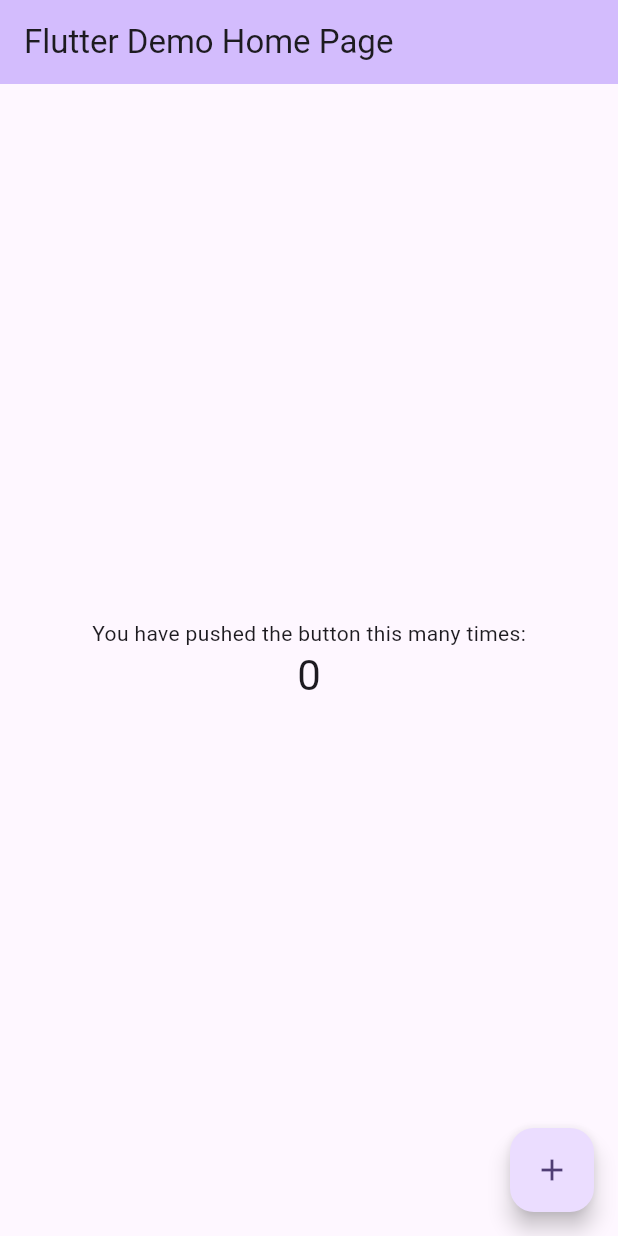
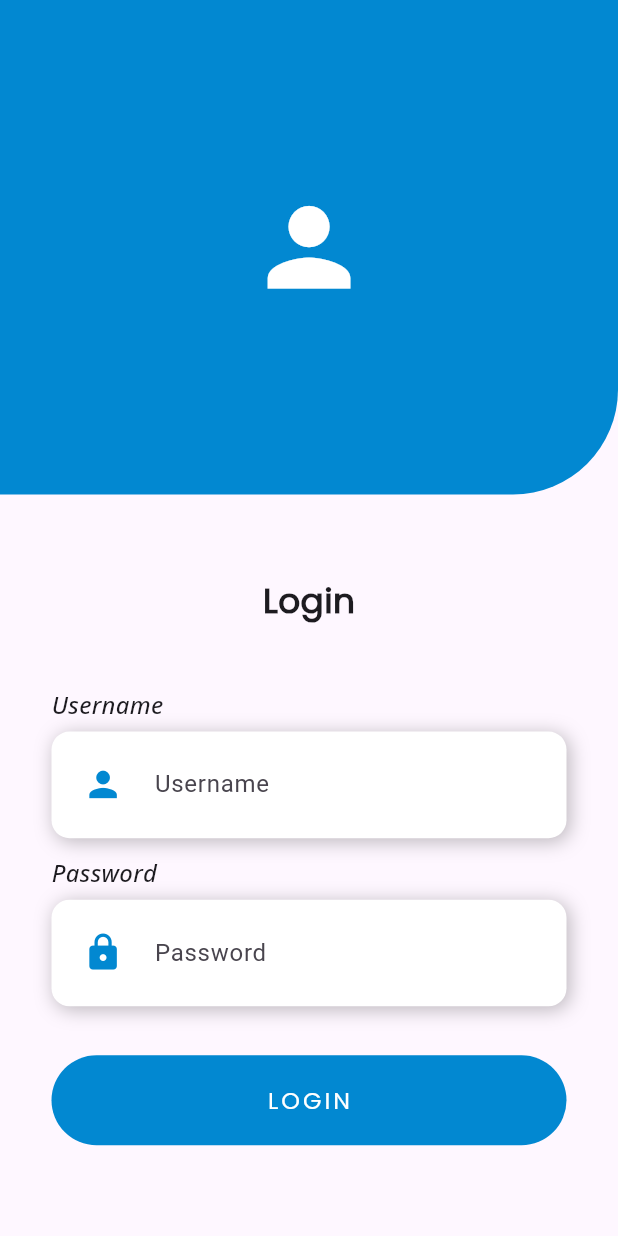
Before and after one commit to Pavithra-cj/Employee_Mgt_Sys_Flutter, a Flutter app: the screen it shows after launch, on a phone screen of 412 x 824 dp. Run offline on Flutter 3.47's test engine with Material 3 defaults, Android fonts, the phone set to English and light mode, and no system bars; our stand-ins replace flutter_keyboard_visibility.

Commit message:
Login Screen done.

```diff
--- /dev/null
+++ b/lib/loginscreen.dart
@@ -0,0 +1,166 @@
+import 'package:flutter/material.dart';
+import 'package:flutter_keyboard_visibility/flutter_keyboard_visibility.dart';
+
+class LoginScreen extends StatefulWidget {
+  const LoginScreen({super.key});
+
+  @override
+  State<LoginScreen> createState() => _LoginScreenState();
+}
+
+class _LoginScreenState extends State<LoginScreen> {
+  TextEditingController userController = TextEditingController();
+  TextEditingController passController = TextEditingController();
+
+  double screenHeight = 0;
+  double screenWidth = 0;
+
+  Color primary = const Color(0xff0288d1);
+
+  @override
+  Widget build(BuildContext context) {
+    final bool isKeyboardVisible =
+        KeyboardVisibilityProvider.isKeyboardVisible(context);
+
+    screenHeight = MediaQuery.of(context).size.height;
+    screenWidth = MediaQuery.of(context).size.width;
+
+    return Scaffold(
+      resizeToAvoidBottomInset: false,
+      body: Column(
+        children: [
+          isKeyboardVisible
+              ? SizedBox(
+                  height: screenHeight / 20,
+                )
+              : Container(
+                  height: screenHeight / 2.5,
+                  width: screenWidth,
+                  decoration: BoxDecoration(
+                    color: primary,
+                    borderRadius: const BorderRadius.only(
+                      bottomRight: Radius.circular(70),
+                    ),
+                  ),
+                  child: Center(
+                    child: Icon(
+                      Icons.person,
+                      color: Colors.white,
+                      size: screenWidth / 5,
+                    ),
+                  ),
+                ),
+          Container(
+            margin: EdgeInsets.only(
+              top: screenHeight / 15,
+              bottom: screenHeight / 20,
+            ),
+            child: Text(
+              "Login",
+              style: TextStyle(
+                fontSize: screenWidth / 18,
+                fontFamily: 'Poppins',
+                fontWeight: FontWeight.bold,
+              ),
+            ),
+          ),
+          Container(
+            alignment: Alignment.centerLeft,
+            margin: EdgeInsets.symmetric(horizontal: screenWidth / 12),
+            child: Column(
+              crossAxisAlignment: CrossAxisAlignment.start,
+              children: [
+                fieldTitle("Username"),
+                customField("Username", userController, false),
+                fieldTitle("Password"),
+                customField("Password", passController, true),
+                Container(
+                  height: 60,
+                  width: screenWidth,
+                  margin: EdgeInsets.only(top: screenHeight / 40),
+                  decoration: BoxDecoration(
+                      color: primary,
+                      borderRadius:
+                          const BorderRadius.all(Radius.circular(30))),
+                  child: Center(
+                    child: Text(
+                      "LOGIN",
+                      style: TextStyle(
+                        fontFamily: "Poppins",
+                        fontSize: screenWidth / 26,
+                        color: Colors.white,
+                        letterSpacing: 2,
+                      ),
+                    ),
+                  ),
+                )
+              ],
+            ),
+          )
+        ],
+      ),
+    );
+  }
+
+  Widget fieldTitle(String text) {
+    return (Container(
+      margin: const EdgeInsets.only(bottom: 6),
+      child: Text(
+        text,
+        style: TextStyle(
+          fontSize: screenWidth / 26,
+          fontFamily: 'OpenSans',
+        ),
+      ),
+    ));
+  }
+
+  Widget customField(
+      String hint, TextEditingController controller, bool obscure) {
+    return (Container(
+      width: screenWidth,
+      margin: EdgeInsets.only(bottom: 12),
+      decoration: BoxDecoration(
+        color: Colors.white,
+        borderRadius: BorderRadius.all(Radius.circular(12)),
+        boxShadow: [
+          BoxShadow(
+            color: Colors.black26,
+            blurRadius: 10,
+            offset: Offset(2, 2),
+          ),
+        ],
+      ),
+      child: Row(
+        children: [
+          Container(
+            width: screenWidth / 6,
+            child: Icon(
+              obscure ? Icons.lock : Icons.person,
+              color: primary,
+              size: screenWidth / 15,
+            ),
+          ),
+          Expanded(
+              child: Padding(
+            padding: EdgeInsets.only(right: screenWidth / 12),
+            child: TextFormField(
+              controller: controller,
+              enableSuggestions: false,
+              autocorrect: false,
+              decoration: InputDecoration(
+                contentPadding: EdgeInsets.symmetric(
+                  vertical: screenHeight / 35,
+                ),
+                border: InputBorder.none,
+                hintText: hint,
+              ),
+              maxLines: 1,
+              obscureText: obscure,
+            ),
+          ))
+        ],
+      ),
+    ));
+  }
+}
--- a/lib/main.dart
+++ b/lib/main.dart
@@ -1,125 +1,27 @@
+import 'package:employee_sys/loginscreen.dart';
 import 'package:flutter/material.dart';
+import 'package:flutter_keyboard_visibility/flutter_keyboard_visibility.dart';
 
-void main() {
+Future<void> main() async {
+  WidgetsFlutterBinding.ensureInitialized();
   runApp(const MyApp());
 }
 
 class MyApp extends StatelessWidget {
   const MyApp({super.key});
 
-  // This widget is the root of your application.
   @override
   Widget build(BuildContext context) {
     return MaterialApp(
+      debugShowCheckedModeBanner: false,
       title: 'Flutter Demo',
       theme: ThemeData(
-        // This is the theme of your application.
-        //
-        // TRY THIS: Try running your application with "flutter run". You'll see
-        // the application has a purple toolbar. Then, without quitting the app,
-        // try changing the seedColor in the colorScheme below to Colors.green
-        // and then invoke "hot reload" (save your changes or press the "hot
-        // reload" button in a Flutter-supported IDE, or press "r" if you used
-        // the command line to start the app).
-        //
-        // Notice that the counter didn't reset back to zero; the application
-        // state is not lost during the reload. To reset the state, use hot
-        // restart instead.
-        //
-        // This works for code too, not just values: Most code changes can be
-        // tested with just a hot reload.
         colorScheme: ColorScheme.fromSeed(seedColor: Colors.deepPurple),
         useMaterial3: true,
       ),
-      home: const MyHomePage(title: 'Flutter Demo Home Page'),
+      home: const KeyboardVisibilityProvider(
+        child: LoginScreen(),
+      ),
     );
   }
 }
-
-class MyHomePage extends StatefulWidget {
-  const MyHomePage({super.key, required this.title});
-
-  // This widget is the home page of your application. It is stateful, meaning
-  // that it has a State object (defined below) that contains fields that affect
-  // how it looks.
-
-  // This class is the configuration for the state. It holds the values (in this
-  // case the title) provided by the parent (in this case the App widget) and
-  // used by the build method of the State. Fields in a Widget subclass are
-  // always marked "final".
-
-  final String title;
-
-  @override
-  State<MyHomePage> createState() => _MyHomePageState();
-}
-
-class _MyHomePageState extends State<MyHomePage> {
-  int _counter = 0;
-
-  void _incrementCounter() {
-    setState(() {
-      // This call to setState tells the Flutter framework that something has
-      // changed in this State, which causes it to rerun the build method below
-      // so that the display can reflect the updated values. If we changed
-      // _counter without calling setState(), then the build method would not be
-      // called again, and so nothing would appear to happen.
-      _counter++;
-    });
-  }
-
-  @override
-  Widget build(BuildContext context) {
-    // This method is rerun every time setState is called, for instance as done
-    // by the _incrementCounter method above.
-    //
-    // The Flutter framework has been optimized to make rerunning build methods
-    // fast, so that you can just rebuild anything that needs updating rather
-    // than having to individually change instances of widgets.
-    return Scaffold(
-      appBar: AppBar(
-        // TRY THIS: Try changing the color here to a specific color (to
-        // Colors.amber, perhaps?) and trigger a hot reload to see the AppBar
-        // change color while the other colors stay the same.
-        backgroundColor: Theme.of(context).colorScheme.inversePrimary,
-        // Here we take the value from the MyHomePage object that was created by
-        // the App.build method, and use it to set our appbar title.
-        title: Text(widget.title),
-      ),
-      body: Center(
-        // Center is a layout widget. It takes a single child and positions it
-        // in the middle of the parent.
-        child: Column(
-          // Column is also a layout widget. It takes a list of children and
-          // arranges them vertically. By default, it sizes itself to fit its
-          // children horizontally, and tries to be as tall as its parent.
-          //
-          // Column has various properties to control how it sizes itself and
-          // how it positions its children. Here we use mainAxisAlignment to
-          // center the children vertically; the main axis here is the vertical
-          // axis because Columns are vertical (the cross axis would be
-          // horizontal).
-          //
-          // TRY THIS: Invoke "debug painting" (choose the "Toggle Debug Paint"
-          // action in the IDE, or press "p" in the console), to see the
-          // wireframe for each widget.
-          mainAxisAlignment: MainAxisAlignment.center,
-          children: <Widget>[
-            const Text(
-              'You have pushed the button this many times:',
-            ),
-            Text(
-              '$_counter',
-              style: Theme.of(context).textTheme.headlineMedium,
-            ),
-          ],
-        ),
-      ),
-      floatingActionButton: FloatingActionButton(
-        onPressed: _incrementCounter,
-        tooltip: 'Increment',
-        child: const Icon(Icons.add),
-      ), // This trailing comma makes auto-formatting nicer for build methods.
-    );
-  }
-}
```
Also changed, not shown: pubspec.yaml (+15 -31 lines), fonts/OpenSans-MediumItalic.ttf (added), fonts/OpenSans-SemiBoldItalic.ttf (added), fonts/Poppins-BlackItalic.ttf (added), fonts/Poppins-Regular.ttf (added), fonts/Poppins-SemiBoldItalic.ttf (added), pubspec.lock.
